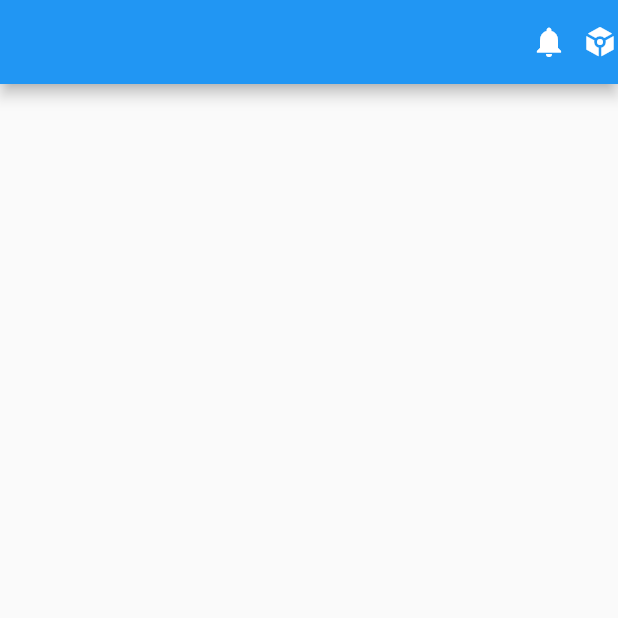
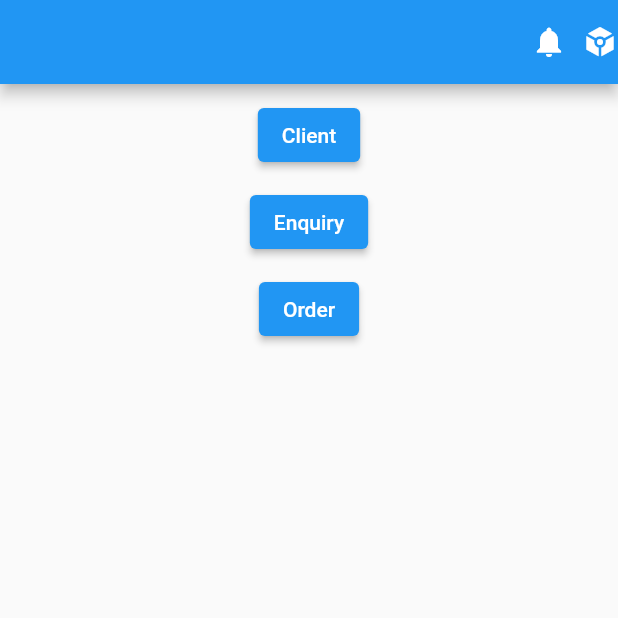
Before and after one commit to remiramkings/Abc, a Flutter app: the screen it shows after launch, after a tap on the "notifications" icon, on a phone screen of 412 x 824 dp, the top half of it. Run offline on Flutter 3.47's test engine with Material 2 defaults, Android fonts, the phone set to English and light mode, and no system bars; our stand-ins replace flutter_local_notifications.

Commit message:
local notification with page navigation

```diff
--- /dev/null
+++ b/lib/client.dart
@@ -0,0 +1,15 @@
+import 'package:flutter/material.dart';
+
+class Client extends StatelessWidget {
+  String payLoad;
+  Client({super.key, required this.payLoad});
+
+  @override
+  Widget build(BuildContext context) {
+    return Scaffold(
+        appBar: AppBar(title: const Text('New Client')),
+        body: Center(
+          child: Text("Payload: ${payLoad}"),
+        ));
+  }
+}
--- /dev/null
+++ b/lib/enquiry.dart
@@ -0,0 +1,14 @@
+import 'package:flutter/material.dart';
+
+class Enquiry extends StatelessWidget {
+  String payLoad;
+  Enquiry({super.key, required this.payLoad});
+
+  @override
+  Widget build(BuildContext context) {
+    return Scaffold(appBar: AppBar(title: const Text('Enquiries')),
+        body: Center(
+          child: Text("Payload: ${payLoad}"),
+        ));
+  }
+}
--- a/lib/home.dart
+++ b/lib/home.dart
@@ -1,6 +1,10 @@
 import 'package:flutter/material.dart';
 import 'package:flutter_local_notifications/flutter_local_notifications.dart';
+import 'package:local_notification_project/client.dart';
+import 'package:local_notification_project/enquiry.dart';
+import 'package:local_notification_project/notification_actions.dart';
 import 'package:local_notification_project/notification_service.dart.dart';
+import 'package:local_notification_project/order.dart';
 import 'package:local_notification_project/second_screen.dart';
 
 class Home extends StatefulWidget {
@@ -25,11 +29,21 @@ class _HomeState extends State<Home> {
   void initState() {
     NotificationService().init(
       (NotificationResponse details){
+        String? payload = details.payload;
+        if(payload == null){
+          return;
+        }
+        Widget widget = SecondScreen(payLoad: details.payload ?? "");
+        if( payload == NotificationAction.client.name){
+          widget = Client(payLoad: details.payload ?? "");
+        } else if( payload == NotificationAction.enquiry.name){
+          widget = Enquiry(payLoad: details.payload ?? "");
+        } else if( payload == NotificationAction.order.name){
+          widget = Order(payLoad: details.payload ?? "");
+        }
         Navigator.push(
           context,
-          MaterialPageRoute(builder: (context) {
-            return SecondScreen(payLoad: details.payload ?? "");
-          })
+          MaterialPageRoute(builder: (context) => widget)
         );
       }
     );
@@ -46,7 +60,12 @@ class _HomeState extends State<Home> {
             InkWell(
               child: const Icon(Icons.notifications),
               onTap: () async {
-                await NotificationService.getInstance().showNotificationWithPayLoad();
+                await NotificationService.getInstance().showNotificationWithPayLoad(
+                  "New token is assigned",
+                  "Tap to accept",
+                  NotificationAction.tokenReceived.name,
+                  NotificationAction.tokenReceived.index
+                );
               },
             ),
             SizedBox(width: 10),
@@ -77,7 +96,6 @@ class _HomeState extends State<Home> {
                           ],
                         ),
                         actions: <Widget>[
-
                           TextButton(
                             onPressed: () => Navigator.pop(context, 'Exit'),
                             child: const Text('Exit'),
@@ -91,6 +109,39 @@ class _HomeState extends State<Home> {
         )
         ],
       ),
+      body: Center(
+        child: Column(
+
+          children: [
+          SizedBox(height:10),
+          ElevatedButton(onPressed: ()async{
+            await NotificationService.getInstance().showNotificationWithPayLoad(
+              "This is a Client notification",
+              "Tap to see Client",
+              NotificationAction.client.name,
+              NotificationAction.client.index
+            );
+          }, child: Text('Client')),
+          SizedBox(height:10),
+          ElevatedButton(onPressed: ()async{
+            await NotificationService.getInstance().showNotificationWithPayLoad(
+              "This is an Enquiry notification",
+              "Tap to see Enquiry",
+              NotificationAction.enquiry.name,
+              NotificationAction.enquiry.index
+            );
+          }, child: Text('Enquiry')),
+          SizedBox(height:10),
+          ElevatedButton(onPressed: ()async{
+            await NotificationService.getInstance().showNotificationWithPayLoad(
+              "This is an Order notification",
+              "Tap to see Order",
+              NotificationAction.order.name,
+              NotificationAction.order.index
+            );
+          }, child: Text('Order'))
+        ]),
+      ),
     );
   }
 }
--- /dev/null
+++ b/lib/notification_actions.dart
@@ -0,0 +1,7 @@
+enum NotificationAction{
+  tokenReceived,
+  client,
+  enquiry,
+  order,
+  none
+}
--- a/lib/notification_service.dart.dart
+++ b/lib/notification_service.dart.dart
@@ -1,7 +1,12 @@
 import 'package:flutter_local_notifications/flutter_local_notifications.dart';
+import 'package:local_notification_project/notification_actions.dart';
 
 class NotificationService {
   static final NotificationService _instance = NotificationService();
+
+  static const String channelId = "MY_CHANNEL_ID";
+  static const String channelName = "My Channel";
+  static const String channelDesc = "This is my channel description";
 
   static NotificationService getInstance() {
     return _instance;
@@ -34,8 +39,8 @@ class NotificationService {
     FlutterLocalNotificationsPlugin flutterLocalNotificationsPlugin =
         FlutterLocalNotificationsPlugin();
     const AndroidNotificationDetails androidNotificationDetails =
-        AndroidNotificationDetails('your channel id', 'your channel name',
-            channelDescription: 'your channel description',
+        AndroidNotificationDetails(channelId, channelName,
+            channelDescription: channelDesc,
             importance: Importance.max,
             priority: Priority.high,
             ticker: 'ticker');
@@ -48,12 +53,14 @@ class NotificationService {
       notificationDetails,
     );
   }
-  Future<void> showNotificationWithPayLoad() async {
+
+  Future<void> showNotificationWithPayLoad(
+      String message, String action, String payload, int actionId) async {
     FlutterLocalNotificationsPlugin flutterLocalNotificationsPlugin =
         FlutterLocalNotificationsPlugin();
     const AndroidNotificationDetails androidNotificationDetails =
-        AndroidNotificationDetails('your channel id', 'your channel name',
-            channelDescription: 'your channel description',
+        AndroidNotificationDetails(channelId, channelName,
+            channelDescription: channelDesc,
             importance: Importance.max,
             priority: Priority.high,
             sound: RawResourceAndroidNotificationSound('wave'),
@@ -61,8 +68,7 @@ class NotificationService {
             ticker: 'ticker');
     const NotificationDetails notificationDetails =
         NotificationDetails(android: androidNotificationDetails);
-    await flutterLocalNotificationsPlugin.show(
-        1, 'New token is assigned', 'Tap to accept', notificationDetails,
-        payload: 'payLoad');
+    await flutterLocalNotificationsPlugin
+        .show(actionId, message, action, notificationDetails, payload: payload);
   }
 }
```
Also changed, not shown: lib/order.dart (added, +16 -0 lines).
